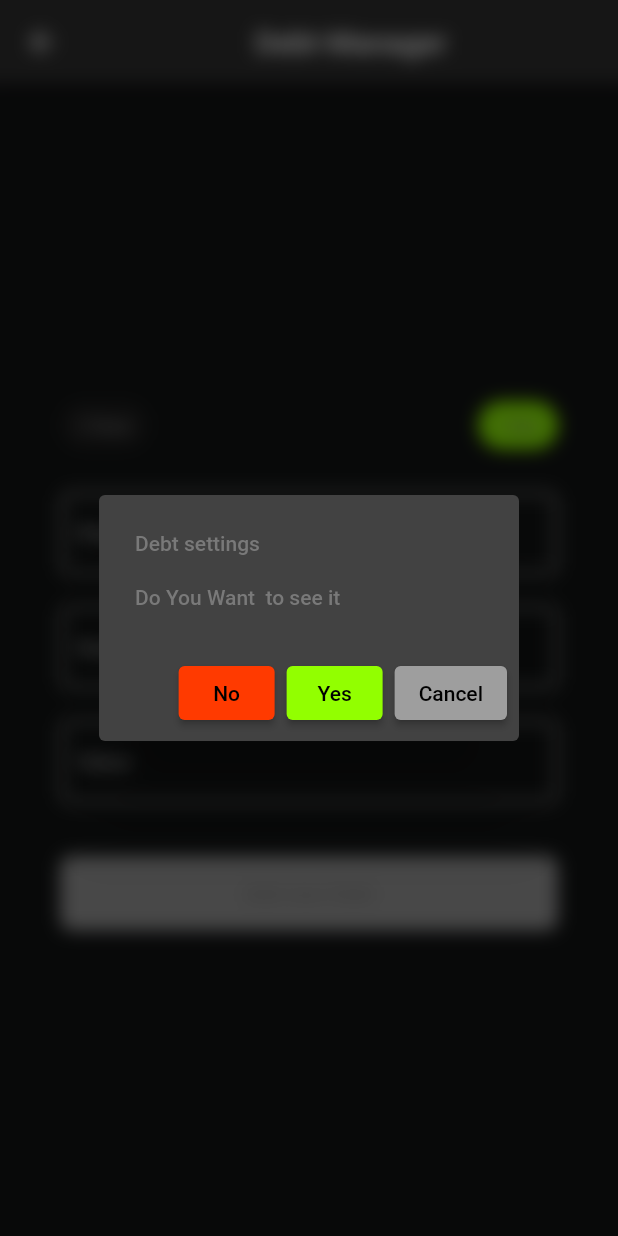
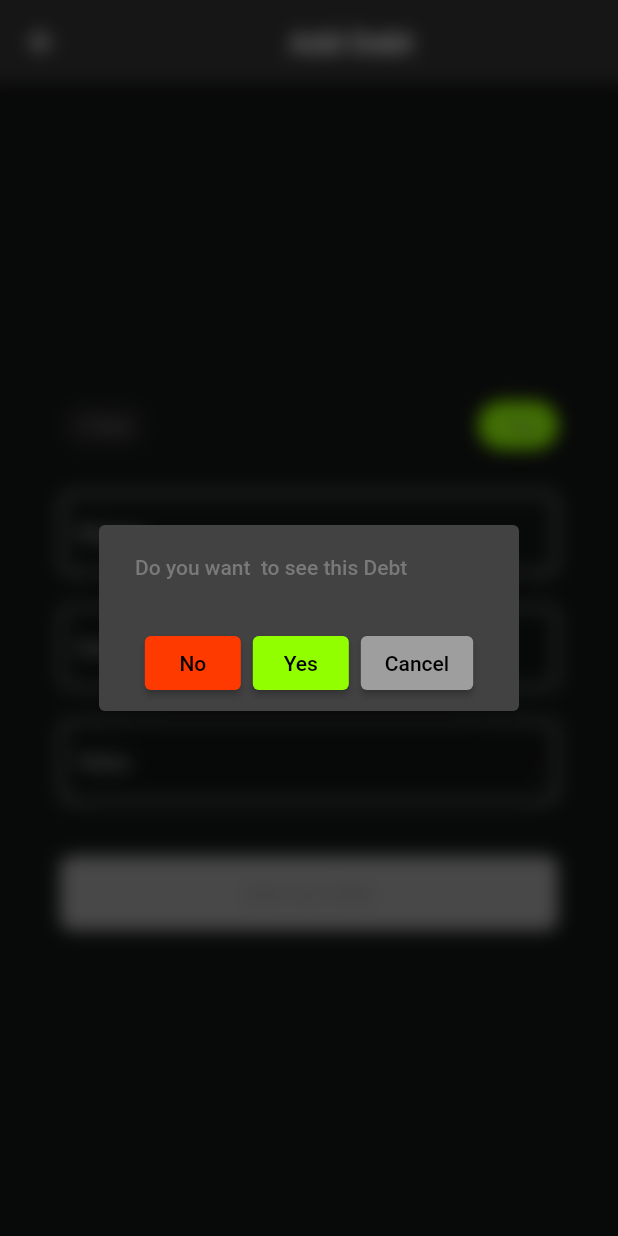
Before and after one commit to Hiebeler/Debt-Manager, a Flutter app: the AddDebt screen opened directly with empty values, after a tap on "Add new Debt", on a phone screen of 412 x 824 dp. Run offline on Flutter 3.47's test engine with Material 2 defaults, Android fonts, the phone set to English and light mode, and no system bars; our stand-ins replace charts_flutter, cloud_firestore, firebase_auth, firebase_core, firebase_storage, fluttertoast and 5 more; accounts and stored records are empty.

Commit message:
Sprache überall richtig, Sign Up mit google kriegt automatisch username und sign in mit google erstellt auch neuen user falls keiner vorhanden ist

```diff
--- a/lib/home/add_debt.dart
+++ b/lib/home/add_debt.dart
@@ -214,7 +214,7 @@ class _AddDebtState extends State<AddDebt> {
     return Scaffold(
       appBar: AppBar(
         backgroundColor: Theme.of(context).colorScheme.onBackground,
-        title: Center(child: Text(S.of(context).debtManager)),
+        title: Center(child: Text(S.of(context).addDebt)),
       ),
       body: Container(
         color: Theme.of(context).colorScheme.background,
@@ -231,7 +231,7 @@ class _AddDebtState extends State<AddDebt> {
                     mainAxisAlignment: MainAxisAlignment.spaceBetween,
                           children: [
                             ChoiceChip(
-                              label: Text("I Owe", style: Theme.of(context).textTheme.bodyText1,),
+                              label: Text(S.of(context).iOwe, style: Theme.of(context).textTheme.bodyText1,),
                               selected: isIOwe,
                               selectedColor:
                                   Theme.of(context).colorScheme.secondaryVariant,
@@ -245,7 +245,7 @@ class _AddDebtState extends State<AddDebt> {
                               },
                             ),
                             ChoiceChip(
-                              label: Text("I Get", style: Theme.of(context).textTheme.bodyText1,),
+                              label: Text(S.of(context).iGet, style: Theme.of(context).textTheme.bodyText1,),
                               selected: isIGet,
                               selectedColor:
                                   Theme.of(context).colorScheme.secondary,
@@ -284,7 +284,6 @@ class _AddDebtState extends State<AddDebt> {
                       style: Theme.of(context).textTheme.bodyText1,
                     );
                   }, onSelected: (String selection) {
-                    debugPrint('You just selected $selection');
                     person = selection;
                   }),
                   const SizedBox(height: 20),
@@ -350,17 +349,14 @@ class _AddDebtState extends State<AddDebt> {
     return BackdropFilter(
         filter: ImageFilter.blur(sigmaX: 6, sigmaY: 6),
         child: AlertDialog(
-          title: Text(
-            "Debt settings",
+          content: Text(
+            S.of(context).wantOtherPersonToSeeDebt1 + person + S.of(context).wantOtherPersonToSeeDebt2,
             style: Theme.of(context).textTheme.bodyText1,
           ),
-          content: Text(
-            "Do You Want $person to see it",
-            style: Theme.of(context).textTheme.bodyText1,
-          ),
+          actionsAlignment: MainAxisAlignment.center,
           actions: [
             ElevatedButton(
-              child: Text("No"),
+              child: Text(S.of(context).no),
               style: ElevatedButton.styleFrom(primary: Theme.of(context).colorScheme.secondaryVariant),
               onPressed: () {
                 addDebtToDB(debtId);
@@ -369,7 +365,7 @@ class _AddDebtState extends State<AddDebt> {
               },
             ),
             ElevatedButton(
-                child: Text("Yes"),
+                child: Text(S.of(context).yes),
                 style: ElevatedButton.styleFrom(primary: Theme.of(context).colorScheme.secondary),
                 onPressed: () {
                   addDebtToDB(debtId);
@@ -378,7 +374,7 @@ class _AddDebtState extends State<AddDebt> {
                       builder: (context) => Home.fromAddDebt(isIOwe, false)));
                 }),
             ElevatedButton(
-              child: Text("Cancel"),
+              child: Text(S.of(context).cancel),
               style: ElevatedButton.styleFrom(primary: Colors.grey),
               onPressed: () {
                 Navigator.of(context).pop();
--- a/lib/home/entity/debt_user.dart
+++ b/lib/home/entity/debt_user.dart
@@ -4,10 +4,10 @@ class DebtUser {
   String? email;
   String? username;
   String? profilePicture;
-  List<Debt>? debts_IGet;
-  List<Debt>? debts_IOwe;
+  List<Debt>? debts_Iget;
+  List<Debt>? debts_Iowe;
 
-  DebtUser({this.email, this.username,this.profilePicture, this.debts_IGet, this.debts_IOwe});
+  DebtUser({this.email, this.username,this.profilePicture, this.debts_Iget, this.debts_Iowe});
 
   Map<String, dynamic> toJson() => _userToJson(this);
 }
@@ -15,8 +15,8 @@ class DebtUser {
 Map<String, dynamic> _userToJson(DebtUser instance) => <String, dynamic>{
       'email': instance.email,
       'username': instance.username,
-      'debts_IGet': instance.debts_IGet,
-      'debts_IOwe': instance.debts_IOwe,
+      'debts_IGet': instance.debts_Iget,
+      'debts_IOwe': instance.debts_Iowe,
     };
 
 List<Map<String, dynamic>>? _debtsList(List<Debt>? debts) {
--- a/lib/home/home.dart
+++ b/lib/home/home.dart
@@ -63,7 +63,7 @@ class _HomeState extends State<Home> {
       drawer: const NavDrawer(),
       appBar: AppBar(
         backgroundColor: Theme.of(context).colorScheme.onBackground,
-        title: Center(child: Text(S.of(context).debtManager)),
+        title: Center(child: widget.isFriendsDebts ? Text(S.of(context).assignedToMe) : Text(S.of(context).debtManager)),
       ),
       body: Column(
         mainAxisAlignment: MainAxisAlignment.start,
--- a/lib/home/side_bar.dart
+++ b/lib/home/side_bar.dart
@@ -65,7 +65,7 @@ class NavDrawer extends StatelessWidget {
             ),
             ListTile(
               leading: const Icon(Icons.group),
-              title: Text("Friends Debts"),
+              title: Text(S.of(context).assignedToMe),
               onTap: () => {
                 Navigator.of(context).push(MaterialPageRoute(
                     builder: (context) => Home(isFriendsDebts: true)))
--- a/lib/main.dart
+++ b/lib/main.dart
@@ -1,6 +1,7 @@
 import 'package:firebase_auth/firebase_auth.dart';
 import 'package:firebase_core/firebase_core.dart';
 import 'package:flutter/material.dart';
+import 'package:flutter/services.dart';
 import 'package:flutter_localizations/flutter_localizations.dart';
 import 'package:hive/hive.dart';
 import 'package:hive_flutter/hive_flutter.dart';
@@ -18,6 +19,8 @@ void main() async {
   boxLanguage = Hive.box("language");
   WidgetsFlutterBinding.ensureInitialized();
   await Firebase.initializeApp();
+  SystemChrome.setPreferredOrientations(
+      [DeviceOrientation.portraitUp, DeviceOrientation.portraitDown]);
   runApp(const MyApp());
 }
 
```
Also changed, not shown: lib/authentication/auth_with_google.dart (added, +56 -0 lines), lib/authentication/sign_in.dart (+7 -23 lines), lib/authentication/sign_up.dart (+15 -41 lines), lib/home/friends/add_friend.dart (+5 -4 lines), lib/home/profile.dart (+6 -5 lines), lib/l10n/intl_de.arb (+16 -6 lines), lib/l10n/intl_en.arb (+15 -6 lines), lib/generated/intl/messages_de.dart, lib/generated/intl/messages_en.dart, lib/generated/l10n.dart.
